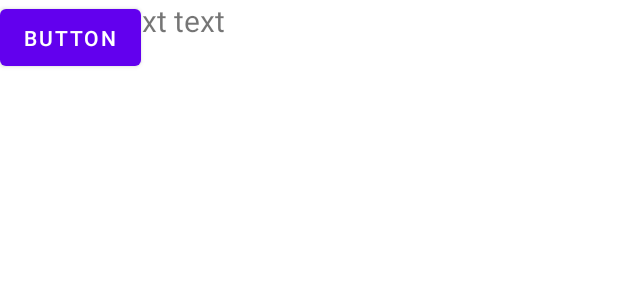
After one commit to jinhongchoi/AndroidStudioProjects, an Android app: the layout item_list.xml on its own in the app's theme, with its tools: preview values and no code run, on a phone screen of 412 x 824 dp. The commit adds this screen. Shown: the top 300 px of the screen. Run offline under Robolectric (Android 15) with nearby library versions, the phone set to English and light mode, and no system bars.

Commit message:
git commit

```diff
--- a/app/src/main/java/com/jh/societymember/TMInsertActivity.java
+++ b/app/src/main/java/com/jh/societymember/TMInsertActivity.java
@@ -1,4 +1,6 @@
 package com.jh.societymember;
 
 public class TMInsertActivity {
+
+
 }
--- a/app/src/main/java/com/jh/societymember/TReadActivity.java
+++ b/app/src/main/java/com/jh/societymember/TReadActivity.java
@@ -1,6 +1,7 @@
 package com.jh.societymember;
 
-public class TReadActivity {
+import androidx.appcompat.app.AppCompatActivity;
 
+public class TReadActivity extends AppCompatActivity {
 
 }
--- /dev/null
+++ b/app/src/main/res/layout/item_list.xml
@@ -0,0 +1,22 @@
+<?xml version="1.0" encoding="utf-8"?>
+<RelativeLayout xmlns:android="http://schemas.android.com/apk/res/android"
+    android:layout_width="match_parent"
+    android:layout_height="50dp">
+
+    <TextView
+        android:layout_width="match_parent"
+        android:layout_height="wrap_content"
+        android:layout_alignParentLeft="true"
+        android:text="text text text text"
+        android:textSize="20dp"
+        android:gravity="center_vertical"
+        android:id="@+id/textView"/>
+
+    <Button
+        android:layout_width="wrap_content"
+        android:layout_height="match_parent"
+        android:layout_alignParentLeft="true"
+        android:text="button"
+        android:id="@+id/button"/>
+
+</RelativeLayout>
```
Also changed, not shown: app/src/main/res/layout/activity_teamread.xml (added, +13 -0 lines).
